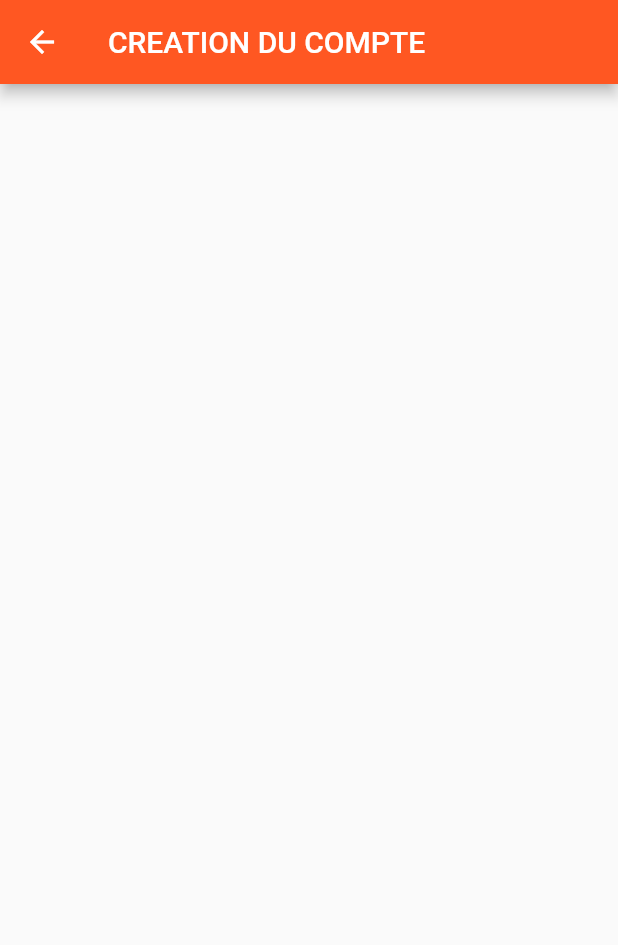
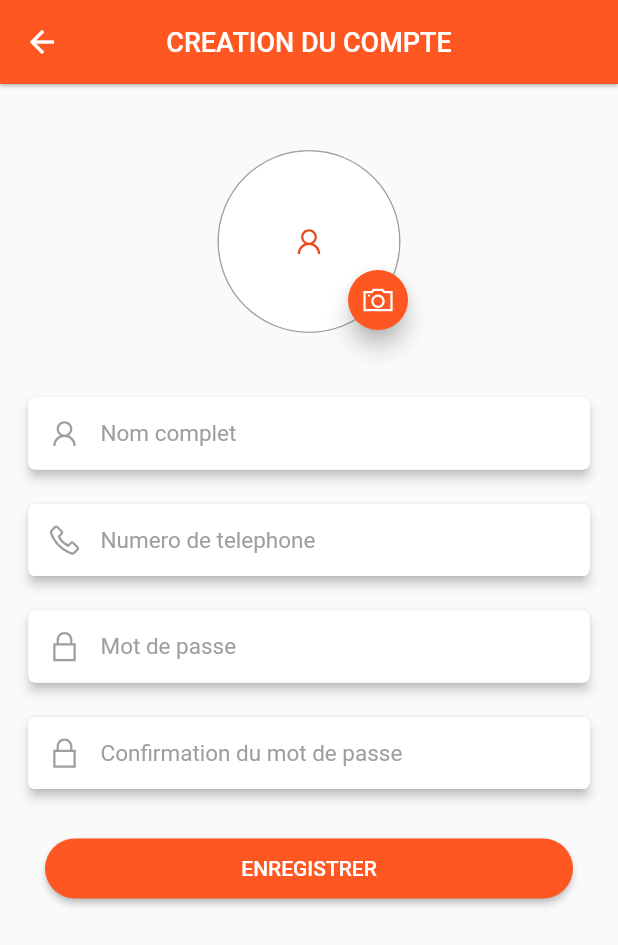
Before and after one commit to Moise-Nturubika/OkonectFront, a Flutter app: the AccountScreen screen opened directly, on a phone screen of 412 x 824 dp. Shown: the top 945 px of the screen. Run offline on Flutter 3.47's test engine with Material 2 defaults, Android fonts, the phone set to English and light mode, and no system bars; our stand-ins replace avatar_glow, cached_network_image, carousel_slider, chewie, flutter_bloc, flutter_spinkit and 13 more; missing offline and left inert: android_path_provider, audio_session, dart:ffi, flutter_downloader.

Commit message:
Custom new_account screen

```diff
--- a/lib/ui/login/new_account.dart
+++ b/lib/ui/login/new_account.dart
@@ -1,4 +1,6 @@
 import 'package:flutter/material.dart';
+import 'package:line_icons/line_icons.dart';
+import 'package:okonect/ui/widgets/widgets.dart';
 
 class AccountScreen extends StatefulWidget {
   const AccountScreen({Key? key}) : super(key: key);
@@ -12,8 +14,93 @@ class _AccountScreenState extends State<AccountScreen> {
   Widget build(BuildContext context) {
     return Scaffold(
       appBar: new AppBar(
-        title: Text("CREATION DU COMPTE"),
+        title: Text("CREATION DU COMPTE", style: TextStyle(fontSize: 18)),
+        centerTitle: true,
         backgroundColor: Colors.deepOrange,
+        elevation: 1,
+      ),
+      body: SingleChildScrollView(
+        padding: EdgeInsets.only(left: 15, right: 15, top: 30),
+        physics: BouncingScrollPhysics(),
+        child: Column(
+          children: [
+            Container(
+              height: 150,
+              width: 150,
+              child: Stack(
+                children: [
+                  Center(
+                    child: Container(
+                      child: CircleAvatar(
+                        child: Icon(LineIcons.user),
+                        backgroundColor: Colors.white,
+                        radius: 60,
+                      ),
+                      decoration: BoxDecoration(
+                          border: Border.all(
+                              color: Color.fromARGB(255, 162, 161, 161)),
+                          shape: BoxShape.circle),
+                    ),
+                  ),
+                  Positioned(
+                    right: 5,
+                    top: 90,
+                    child: FloatingActionButton(
+                      mini: true,
+                      onPressed: () {},
+                      child: Icon(LineIcons.camera),
+                    ),
+                  )
+                ],
+              ),
+            ),
+            SizedBox(
+              height: 25,
+            ),
+            cardTextField(
+                hintText: "Nom complet",
+                icon: LineIcons.user,
+                textInputType: TextInputType.text),
+            SizedBox(
+              height: 15,
+            ),
+            cardTextField(
+                hintText: "Numero de telephone",
+                icon: LineIcons.phone,
+                textInputType: TextInputType.text),
+            SizedBox(
+              height: 15,
+            ),
+            cardTextField(
+                hintText: "Mot de passe",
+                icon: LineIcons.lock,
+                textInputType: TextInputType.text),
+            SizedBox(
+              height: 15,
+            ),
+            cardTextField(
+                hintText: "Confirmation du mot de passe",
+                icon: LineIcons.lock,
+                textInputType: TextInputType.text),
+            SizedBox(
+              height: 25,
+            ),
+            Container(
+              padding: EdgeInsets.symmetric(vertical: 0.0, horizontal: 15.0),
+              width: double.infinity,
+              child: RaisedButton(
+                padding: EdgeInsets.all(12.0),
+                shape: StadiumBorder(),
+                child: Text(
+                  "ENREGISTRER",
+                  style: TextStyle(color: Colors.white),
+                ),
+                color: Colors.deepOrange,
+                onPressed: () {},
+              ),
+            ),
+          ],
+        ),
       ),
     );
   }
```
